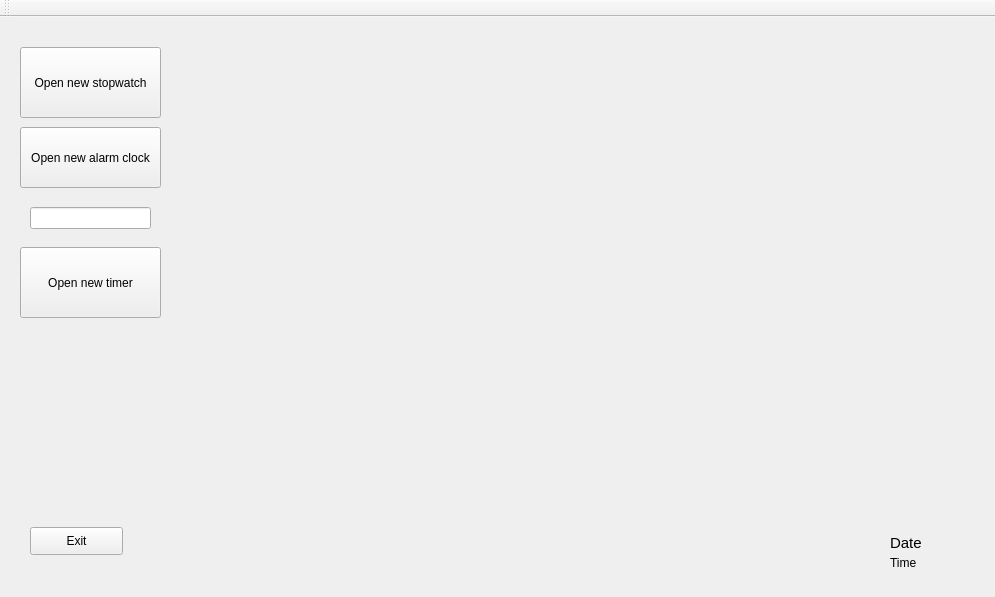
First picture: the form in LAB2/mainwindow.ui, repository StasDzundza/Labs-1-semestr, before the edit.
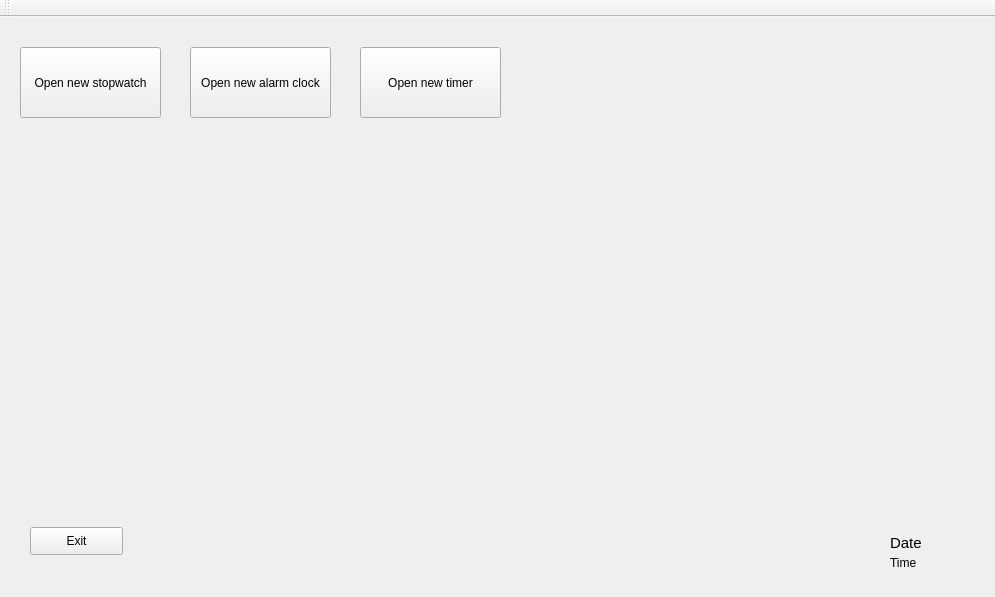
Second picture: the form after the edit.

Commit message: add class timer

Diff of the .ui file:
```diff
--- a/LAB2/mainwindow.ui
+++ b/LAB2/mainwindow.ui
@@ -30,10 +30,10 @@
    <widget class="QPushButton" name="open_alarm_button">
     <property name="geometry">
      <rect>
-      <x>20</x>
-      <y>110</y>
+      <x>190</x>
+      <y>30</y>
       <width>141</width>
-      <height>61</height>
+      <height>71</height>
      </rect>
     </property>
     <property name="text">
@@ -43,8 +43,8 @@
    <widget class="QPushButton" name="open_timer_button">
     <property name="geometry">
      <rect>
-      <x>20</x>
-      <y>230</y>
+      <x>360</x>
+      <y>30</y>
       <width>141</width>
       <height>71</height>
      </rect>
@@ -84,16 +84,6 @@
      <string>Time</string>
     </property>
    </widget>
-   <widget class="QLineEdit" name="clock_time">
-    <property name="geometry">
-     <rect>
-      <x>30</x>
-      <y>190</y>
-      <width>121</width>
-      <height>22</height>
-     </rect>
-    </property>
-   </widget>
    <widget class="QPushButton" name="exit_button">
     <property name="geometry">
      <rect>
```
The commit also changes 10 other files.
